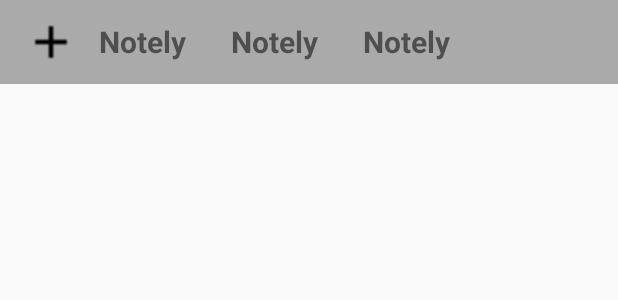
After one commit to rohitksingh/Demo-Asign, an Android app: the layout custom_toolbar.xml on its own in the app's theme, with its tools: preview values and no code run, on a phone screen of 412 x 824 dp. The commit adds this screen. Shown: the top 300 px of the screen. Run offline under Robolectric (Android 15) with nearby library versions, the phone set to English and light mode, and no system bars.

Commit message:
Toolbar balck color resolved

```diff
--- a/Notely/app/src/main/java/rohksin/com/notely/Activities/AddNewNoteActivity.java
+++ b/Notely/app/src/main/java/rohksin/com/notely/Activities/AddNewNoteActivity.java
@@ -38,8 +38,10 @@ public class AddNewNoteActivity extends AppCompatActivity {
         title = (EditText)findViewById(R.id.title);
         gist = (EditText)findViewById(R.id.gist);
 
+
         getSupportActionBar().setDisplayHomeAsUpEnabled(true);
         getSupportActionBar().setDisplayShowHomeEnabled(true);
+
 
         Intent intent = getIntent();
 
@@ -48,6 +50,9 @@ public class AddNewNoteActivity extends AppCompatActivity {
                 note = (Note) intent.getSerializableExtra(AppUtility.NOTE_ITEM);
                 title.setText(note.getTitle());
                 gist.setText(note.getGist());
+                title.setSelection(title.getText().length());
+                gist.setSelection(gist.getText().length());
+
                 WRITE_MODE = AppUtility.EDIT_EXISTING_FILE;
             }
             else if(intent.getAction().equals(AppUtility.CREATE_NEW_FILE)){
--- /dev/null
+++ b/Notely/app/src/main/res/layout/custom_toolbar.xml
@@ -0,0 +1,39 @@
+<?xml version="1.0" encoding="utf-8"?>
+<android.support.v7.widget.Toolbar xmlns:android="http://schemas.android.com/apk/res/android"
+    android:id="@+id/customToolbar"
+    android:layout_height="wrap_content"
+    android:layout_width="match_parent"
+    android:minHeight="?attr/actionBarSize"
+    android:background="@android:color/darker_gray"
+    >
+    <ImageView
+        android:id="@+id/backButton"
+        android:layout_width="wrap_content"
+        android:layout_height="wrap_content"
+        android:background="@drawable/add"
+        />
+    <TextView
+        android:layout_width="wrap_content"
+        android:layout_height="wrap_content"
+        android:text="Notely"
+        android:textSize="20sp"
+        android:textStyle="bold"
+        android:layout_marginLeft="30dp"
+        />
+    <TextView
+        android:layout_width="wrap_content"
+        android:layout_height="wrap_content"
+        android:text="Notely"
+        android:textSize="20sp"
+        android:textStyle="bold"
+        android:layout_marginLeft="30dp"
+        />
+    <TextView
+        android:layout_width="wrap_content"
+        android:layout_height="wrap_content"
+        android:text="Notely"
+        android:textSize="20sp"
+        android:textStyle="bold"
+        android:layout_marginLeft="30dp"
+        />
+</android.support.v7.widget.Toolbar>
--- a/Notely/app/src/main/res/layout/notely_list_activity.xml
+++ b/Notely/app/src/main/res/layout/notely_list_activity.xml
@@ -23,7 +23,6 @@
         android:layout_width="match_parent"
         android:minHeight="?attr/actionBarSize"
         android:background="@android:color/darker_gray"
-
         />
 
         <android.support.v7.widget.RecyclerView
--- a/Notely/app/src/main/res/layout/notely_list_item.xml
+++ b/Notely/app/src/main/res/layout/notely_list_item.xml
@@ -40,6 +40,7 @@
         android:layout_marginTop="16sp"
         android:layout_marginBottom="16sp"
         android:layout_toLeftOf="@id/iconsArea"
+        android:layout_alignParentLeft="true"
         >
         <TextView
             android:id="@+id/title"
--- a/Notely/app/src/main/res/values/styles.xml
+++ b/Notely/app/src/main/res/values/styles.xml
@@ -6,6 +6,9 @@
         <item name="colorPrimary">@color/colorPrimary</item>
         <item name="colorPrimaryDark">@color/colorPrimaryDark</item>
         <item name="colorAccent">@color/colorAccent</item>
+        <item name="android:actionMenuTextColor">#000000</item>
+        <item name="android:homeAsUpIndicator">@drawable/back_arrow</item>
+
     </style>
 
     <style name="AppTheme.NoActionBar">
```
Also changed, not shown: Notely/app/src/main/res/drawable/back_arrow.png (added).
